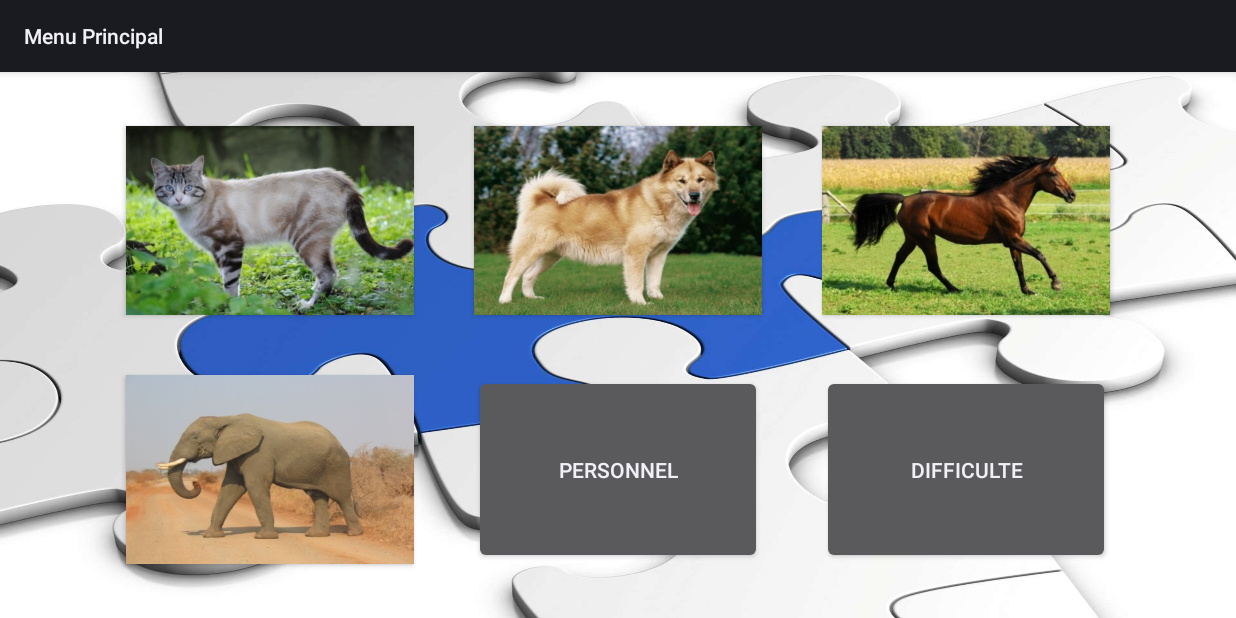
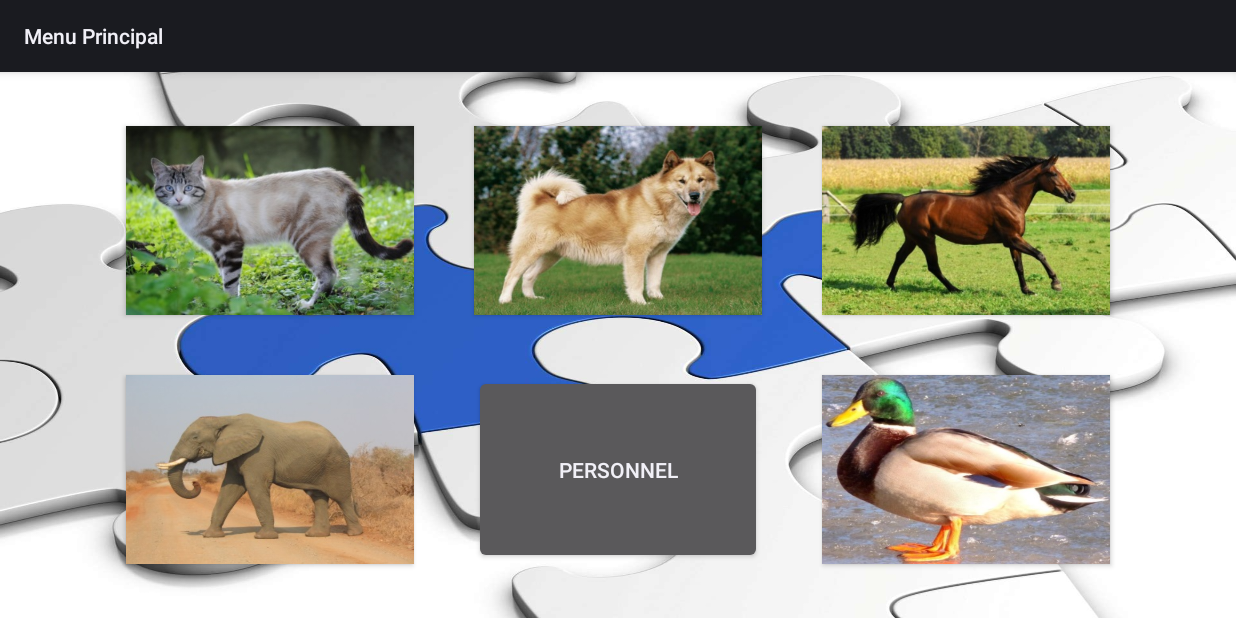
Before and after one commit to vicard/android-stromboni-puzzle, an Android app: the Game_menu screen opened directly, with no data from a screen before it, on a phone screen of 824 x 412 dp (held sideways). Run offline under Robolectric (Android 15) with nearby library versions, the phone set to English and light mode, and no system bars.

Commit message:
Ajout canard + son.

```diff
--- a/app/src/main/java/com/bravelittlescientist/android_puzzle_view/JigsawPuzzle.java
+++ b/app/src/main/java/com/bravelittlescientist/android_puzzle_view/JigsawPuzzle.java
@@ -93,6 +93,9 @@ public class JigsawPuzzle {
         }
         else  if (this.chosenFile.toString().compareTo("elephant.jpg")==0) {
             decodedPuzzleResource = BitmapFactory.decodeResource(res, R.drawable.elephant);
+        }
+        else  if (this.chosenFile.toString().compareTo("canard.jpg")==0) {
+            decodedPuzzleResource = BitmapFactory.decodeResource(res, R.drawable.canard);
         }
         else {
             File imgFile = new File(this.chosenFile.toString());
--- a/app/src/main/res/layout/activity_game_menu.xml
+++ b/app/src/main/res/layout/activity_game_menu.xml
@@ -76,11 +76,11 @@
     <Button
         android:layout_width="fill_parent"
         android:layout_height="fill_parent"
-        android:text="Difficulte"
         android:id="@+id/button6"
-        android:onClick="launchDifficulte"
+        android:onClick="launchCanard"
         android:layout_weight="0.3"
-        android:layout_margin="20dp"/>
+        android:layout_margin="20dp"
+        android:background="@drawable/canard_miniature"/>
      </LinearLayout>
 </LinearLayout>
 
```
Also changed, not shown: app/src/main/java/com/bravelittlescientist/android_puzzle_view/Game_menu.java (+8 -1 lines), app/src/main/java/com/bravelittlescientist/android_puzzle_view/PuzzleCompactSurface.java (+5 -2 lines), app/src/main/res/drawable/canard.jpg (added), app/src/main/res/drawable/canard_miniature.jpg (added), 4 other files.
